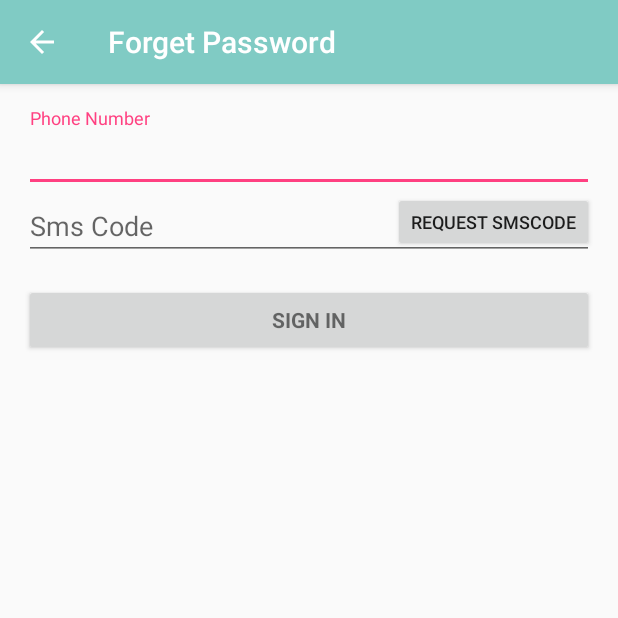
After one commit to Nicholas-Suo/ContactsCloud, an Android app: the ForgetPasswordActivity screen opened directly, with no data from a screen before it, on a phone screen of 412 x 824 dp, the top half of it. The commit adds this screen. Run offline under Robolectric (Android 15) with nearby library versions, the phone set to English and light mode, and no system bars; libraries missing offline, so code that uses them is left out: cn.bmob.v3.

Commit message:
add the forgetpassword activity and so on..

```diff
--- a/app/src/main/AndroidManifest.xml
+++ b/app/src/main/AndroidManifest.xml
@@ -52,6 +52,12 @@
             android:name=".RegisterActivity"
             android:label="@string/register"
             ></activity>
+        <activity
+            android:name=".ForgetPasswordActivity"
+            android:label="@string/forget_password_title"
+            ></activity>
+
+
     </application>
 
 </manifest>
--- /dev/null
+++ b/app/src/main/java/tech/xiaosuo/com/contactscloud/ForgetPasswordActivity.java
@@ -0,0 +1,205 @@
+package tech.xiaosuo.com.contactscloud;
+
+import android.animation.Animator;
+import android.animation.AnimatorListenerAdapter;
+import android.annotation.TargetApi;
+import android.app.AlertDialog;
+import android.app.ProgressDialog;
+import android.content.Context;
+import android.content.DialogInterface;
+import android.content.Intent;
+import android.content.pm.PackageManager;
+import android.graphics.Color;
+import android.support.annotation.NonNull;
+import android.support.v7.app.ActionBar;
+import android.support.v7.app.AppCompatActivity;
+import android.app.LoaderManager.LoaderCallbacks;
+
+import android.content.CursorLoader;
+import android.content.Loader;
+import android.database.Cursor;
+import android.net.Uri;
+import android.os.AsyncTask;
+
+import android.os.Build;
+import android.os.Bundle;
+import android.provider.ContactsContract;
+import android.text.SpannableString;
+import android.text.Spanned;
+import android.text.TextUtils;
+import android.text.method.LinkMovementMethod;
+import android.text.style.ClickableSpan;
+import android.text.style.ForegroundColorSpan;
+import android.text.style.UnderlineSpan;
+import android.util.Log;
+import android.view.KeyEvent;
+import android.view.View;
+import android.view.View.OnClickListener;
+import android.view.inputmethod.EditorInfo;
+import android.widget.ArrayAdapter;
+import android.widget.Button;
+import android.widget.EditText;
+import android.widget.TextView;
+
+import java.util.ArrayList;
+import java.util.List;
+
+import cn.bmob.v3.BmobQuery;
+import cn.bmob.v3.BmobUser;
+import cn.bmob.v3.exception.BmobException;
+import cn.bmob.v3.listener.FindListener;
+import cn.bmob.v3.listener.LogInListener;
+import tech.xiaosuo.com.contactscloud.bmob.BmobInterface;
+import tech.xiaosuo.com.contactscloud.bmob.UserInfo;
+
+import static android.Manifest.permission.READ_CONTACTS;
+
+/**
+ * A login screen that offers login via email/password.
+ */
+public class ForgetPasswordActivity extends BaseActivity implements View.OnClickListener { //implements LoaderCallbacks<Cursor>
+
+    private static final String TAG = "ForgetPasswordActivity";
+
+    // UI references.
+    private EditText phoneNumberView;
+    private EditText smsCodeVew;
+    private Button requesSmsCodeView;
+    private Context mContext;
+
+    @Override
+    protected void onCreate(Bundle savedInstanceState) {
+        super.onCreate(savedInstanceState);
+        setContentView(R.layout.activity_forget_password);
+        mContext = getApplicationContext();
+        ActionBar actionBar = getSupportActionBar();
+       // actionBar.setHomeButtonEnabled(true);
+        actionBar.setDisplayHomeAsUpEnabled(true);
+
+        phoneNumberView = (EditText) findViewById(R.id.phone_number);
+        smsCodeVew = (EditText) findViewById(R.id.forget_pwd_sms_code_view);
+        requesSmsCodeView = (Button) findViewById(R.id.request_forget_pwd_sms_code_button);
+        requesSmsCodeView.setOnClickListener(this);
+
+        Button mUserSignInButton = (Button) findViewById(R.id.forget_pwd_verify_button);
+        mUserSignInButton.setOnClickListener(new OnClickListener() {
+            @Override
+            public void onClick(View view) {
+                attemptVerify();
+            }
+        });
+    }
+
+    /**
+     * Attempts to sign in or register the account specified by the login form.
+     * If there are form errors (invalid email, missing fields, etc.), the
+     * errors are presented and no actual.
+     */
+    private void attemptVerify() {
+
+        // Reset errors.
+        phoneNumberView.setError(null);
+        smsCodeVew.setError(null);
+
+        // Store values at the time of the login attempt.
+        String phoneNumber = phoneNumberView.getText().toString();
+        String smsCode = smsCodeVew.getText().toString();
+
+        boolean cancel = false;
+        View focusView = null;
+
+        // Check for a valid password, if the user entered one.
+        if (TextUtils.isEmpty(smsCode) || smsCode.length() < 4) {
+            smsCodeVew.setError(getString(R.string.verify_code_invalid));
+            focusView = smsCodeVew;
+            cancel = true;
+        }
+
+        // Check for a valid phone number
+        if (TextUtils.isEmpty(phoneNumber)) {
+            phoneNumberView.setError(getString(R.string.error_field_required));
+            focusView = phoneNumberView;
+            cancel = true;
+        } else if (!Utils.isValidPhoneNumber(phoneNumber)) {
+            phoneNumberView.setError(getString(R.string.error_invalid_phonenumber));
+            focusView = phoneNumberView;
+            cancel = true;
+        }
+
+        if (cancel) {
+            // There was an error; don't attempt login and focus the first
+            // form field with an error.
+            focusView.requestFocus();
+        } else {
+            // perform the user login attempt.
+            BmobInterface.resetPassword(this,smsCode,"456789");
+        }
+    }
+
+
+    @Override
+    public void onClick(View v) {
+         int id = v.getId();
+         if(id == R.id.request_forget_pwd_sms_code_button){
+
+             // Check for a valid phone number
+             boolean cancel = false;
+             String phoneNumber = phoneNumberView.getText().toString();
+             if (TextUtils.isEmpty(phoneNumber)) {
+                 phoneNumberView.setError(getString(R.string.error_field_required));
+                 cancel = true;
+             } else if (!Utils.isValidPhoneNumber(phoneNumber)) {
+                 phoneNumberView.setError(getString(R.string.error_invalid_phonenumber));
+                 cancel = true;
+             }
+             if (cancel) {
+                 phoneNumberView.requestFocus();
+                 return;
+             }
+             smsCodeVew.requestFocus();
+             requestSmsCodeAgainTimer(requesSmsCodeView,Utils.ONE_MINUTE);
+          //   BmobInterface.sendSmsCodeRequest(ForgetPasswordActivity.this,phoneNumber);
+            // isRegisteredPhone(phoneNumber);
+         }
+    }
+
+    /**
+     * check the phone number whether is registered,
+     * if not,do not request sms code.
+     * if yes,request sms code.
+     * forgetpassword only using for registered user's phone number.
+     * @return
+     */
+    private void isRegisteredPhone(final String phoneNumber){
+        final boolean[] result ={false};
+        if(!Utils.isValidPhoneNumber(phoneNumber)){
+            Log.d(TAG," the phone number is invalid,return false");
+            return;
+        }
+        smsCodeVew.requestFocus();
+        BmobQuery<UserInfo> bmobQuery = new BmobQuery<>();
+        bmobQuery.addWhereEqualTo("mobilePhoneNumber",phoneNumber);
+        bmobQuery.findObjects(new FindListener<UserInfo>() {
+            @Override
+            public void done(List<UserInfo> list, BmobException e) {
+                if(e == null){
+                    if(list != null && list.size() > 0){
+                        Log.d(TAG,"the phonnumber: "+ phoneNumber +" is registerd.then request the sms code");
+                        BmobInterface.sendSmsCodeRequest(ForgetPasswordActivity.this,phoneNumber);
+                    }else{
+                        Log.d(TAG,"the phonnumber: "+ phoneNumber +" is not registerd.show error");
+                        showErrorCode(getString(R.string.phonenumber_no_registered));
+                    }
+                }else{
+                    Log.d(TAG," isRegisteredPhone check exception" +  e.getErrorCode() + " " + e.getMessage());
+                    showErrorCode(e.getErrorCode());
+                }
+            }
+        });
+    }
+
+    @Override
+    protected void onDestroy() {
+        super.onDestroy();
+    }
+}
--- a/app/src/main/java/tech/xiaosuo/com/contactscloud/bmob/BmobInterface.java
+++ b/app/src/main/java/tech/xiaosuo/com/contactscloud/bmob/BmobInterface.java
@@ -22,6 +22,8 @@ public  class BmobInterface {
     public static final int SMS_CODE_ERROR = 207;
     public static final int SMS_CODE_SEND_ERROR = 10010;
     public static final int SMS_CODE_SEND_FAIL_SERVER_NO_MSG_COUNT_ERROR = 10011;
+    public static final int NOT_FOUNT = 10007;
+
 
 /*    public static void setCallBackPresenter(CallBackPresenter callBackPresenter) {
         mCallBackPresenter = callBackPresenter;
@@ -71,10 +73,11 @@ public  class BmobInterface {
             Log.d(TAG,"reset password fail,params is null,return ");
             return ;
         }
-
+        context.showProgress(true,-1);
         BmobUser.resetPasswordBySMSCode(smsCode, newPassword, new UpdateListener() {
             @Override
             public void done(BmobException e) {
+                context.showProgress(false,-1);
                 if (e == null) {
                    // mTvInfo.append("重置成功");
                     Log.d(TAG,"reset password success ");
--- /dev/null
+++ b/app/src/main/res/layout/activity_forget_password.xml
@@ -0,0 +1,74 @@
+<?xml version="1.0" encoding="utf-8"?>
+<LinearLayout xmlns:android="http://schemas.android.com/apk/res/android"
+    xmlns:tools="http://schemas.android.com/tools"
+    android:layout_width="match_parent"
+    android:layout_height="match_parent"
+    android:gravity="center_horizontal"
+    android:orientation="vertical"
+    android:paddingBottom="@dimen/activity_vertical_margin"
+    android:paddingLeft="@dimen/activity_horizontal_margin"
+    android:paddingRight="@dimen/activity_horizontal_margin"
+    android:paddingTop="@dimen/activity_vertical_margin"
+    tools:context=".LoginActivity">
+
+    <ScrollView
+        android:id="@+id/forget_password_scroll"
+        android:layout_width="match_parent"
+        android:layout_height="match_parent">
+
+        <LinearLayout
+            android:id="@+id/forget_password_form"
+            android:layout_width="match_parent"
+            android:layout_height="wrap_content"
+            android:orientation="vertical">
+
+            <android.support.design.widget.TextInputLayout
+                android:layout_width="match_parent"
+                android:layout_height="wrap_content">
+
+                <EditText
+                    android:id="@+id/phone_number"
+                    android:layout_width="match_parent"
+                    android:layout_height="wrap_content"
+                    android:hint="@string/prompt_phone_number"
+                    android:inputType="phone"
+                    android:maxLines="1"
+                    android:singleLine="true" />
+
+            </android.support.design.widget.TextInputLayout>
+
+            <RelativeLayout
+                android:layout_width="match_parent"
+                android:layout_height="wrap_content">
+                <EditText
+                    android:id="@+id/forget_pwd_sms_code_view"
+                    android:layout_width="match_parent"
+                    android:layout_height="wrap_content"
+                    android:hint="@string/sms_code"
+                    android:inputType="number"
+                    android:maxLines="1"
+                    android:singleLine="true"
+                    android:layout_alignParentLeft="true"
+                    android:layout_toLeftOf="@+id/request_register_sms_code_button"
+                    />
+                <Button
+                    android:id="@+id/request_forget_pwd_sms_code_button"
+                    android:layout_width="wrap_content"
+                    android:layout_height="40dp"
+                    android:text="@string/request_sms_code"
+                    android:layout_alignParentRight="true"
+                    android:textSize="12dp"
+                    />
+            </RelativeLayout>
+            <Button
+                android:id="@+id/forget_pwd_verify_button"
+                style="?android:textAppearanceSmall"
+                android:layout_width="match_parent"
+                android:layout_height="wrap_content"
+                android:layout_marginTop="16dp"
+                android:text="@string/action_sign_in"
+                android:textStyle="bold" />
+
+        </LinearLayout>
+    </ScrollView>
+</LinearLayout>
--- a/app/src/main/res/values/strings.xml
+++ b/app/src/main/res/values/strings.xml
@@ -54,4 +54,9 @@
     <string name="sms_code">Sms Code</string>
     <string name="request_sms_code_agian">Request Again<xliff:g id="tiem_second"> %1$s</xliff:g>s</string>
     <string name="is_logining">Logining...</string>
+    <string name="verify">Verify</string>
+    <string name="wating">Wating...</string>
+    <string name="verify_code_invalid">Verify Code Invalid</string>
+    <string name="forget_password_title">Forget Password</string>
+    <string name="phonenumber_no_registered">The Phone number is not registered</string>
 </resources>
```
Also changed, not shown: app/src/main/java/tech/xiaosuo/com/contactscloud/BaseActivity.java (+142 -0 lines), app/src/main/java/tech/xiaosuo/com/contactscloud/LoginActivity.java (+6 -22 lines), app/src/main/java/tech/xiaosuo/com/contactscloud/RegisterActivity.java (+4 -28 lines), 1 other file.
